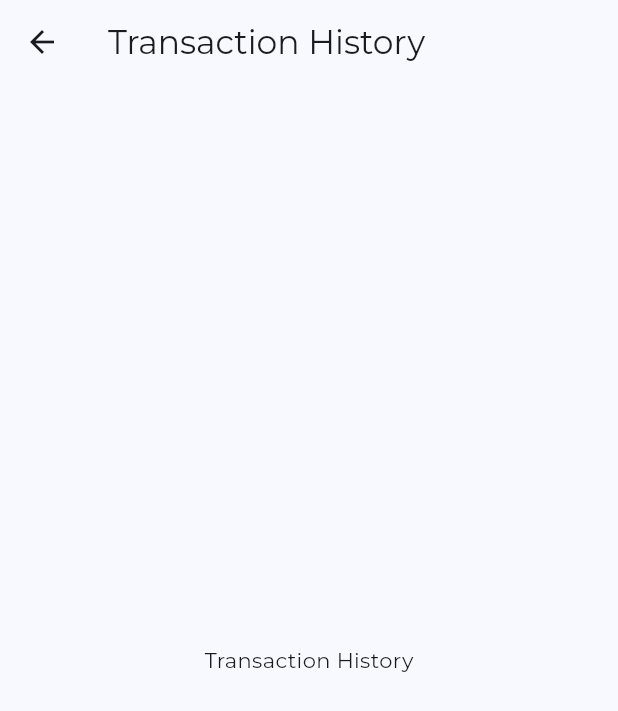
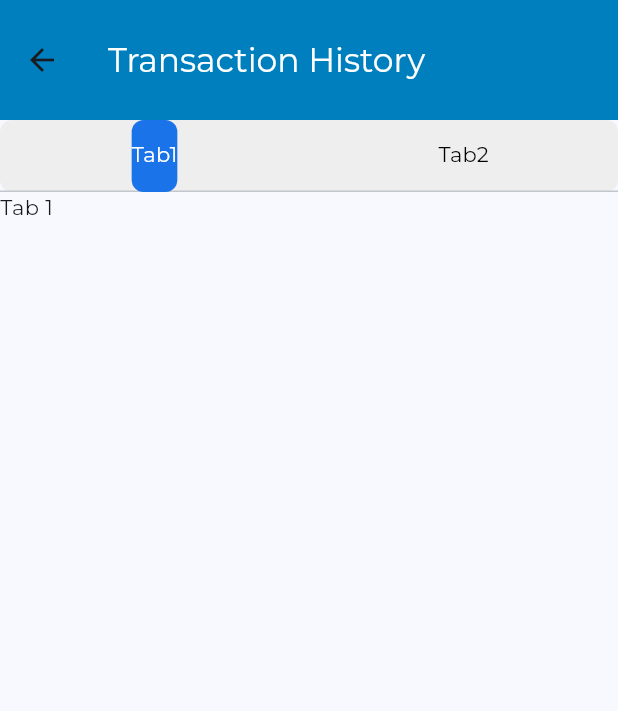
Before and after one commit to fadliaziz21/mybank_app, a Flutter app: the TransactionHistoryPage screen opened directly, on a phone screen of 412 x 824 dp. Shown: the top 711 px of the screen. Run offline on Flutter 3.47's test engine with Material 2 defaults, Android fonts, the phone set to English and light mode, and no system bars; our stand-ins replace smooth_page_indicator.

Commit message:
create transaction history page

```diff
--- a/lib/features/transaction_history/transaction_history_screen.dart
+++ b/lib/features/transaction_history/transaction_history_screen.dart
@@ -1,4 +1,5 @@
 import 'package:flutter/material.dart';
+import 'package:mybank_app/constans/colors.dart';
 
 class TransactionHistoryPage extends StatefulWidget {
   const TransactionHistoryPage({super.key});
@@ -7,15 +8,86 @@ class TransactionHistoryPage extends StatefulWidget {
   State<TransactionHistoryPage> createState() => _TransactionHistoryPageState();
 }
 
-class _TransactionHistoryPageState extends State<TransactionHistoryPage> {
+class _TransactionHistoryPageState extends State<TransactionHistoryPage>
+    with SingleTickerProviderStateMixin {
+  late TabController _tabController;
+
+  final _selectedColor = Color(0xff1a73e8);
+  final _unselectedColor = Color(0xff5f6368);
+  final _tabs = [
+    Tab(text: 'Tab1'),
+    Tab(text: 'Tab2'),
+  ];
+
+  @override
+  void initState() {
+    _tabController = TabController(length: 3, vsync: this);
+    super.initState();
+  }
+
+  @override
+  void dispose() {
+    super.dispose();
+    _tabController.dispose();
+  }
+
   @override
   Widget build(BuildContext context) {
-    return Scaffold(
-      appBar: AppBar(
-        title: const Text('Transaction History'),
+    return DefaultTabController(
+      length: 2,
+      initialIndex: 0,
+      child: Scaffold(
+        appBar: PreferredSize(
+          child: _buildAppBar(),
+          preferredSize: Size.fromHeight(80.0),
+        ),
+        body: Center(
+          child: SafeArea(
+            // child: Text("Transaction History"),
+            child: Column(
+              children: [
+                Container(
+                  height: kToolbarHeight - 8.0,
+                  decoration: BoxDecoration(
+                    color: Colors.grey.shade200,
+                    borderRadius: BorderRadius.circular(8.0),
+                  ),
+                  child: TabBar(
+                    controller: _tabController,
+                    indicator: BoxDecoration(
+                        borderRadius: BorderRadius.circular(8.0),
+                        color: _selectedColor),
+                    labelColor: Colors.white,
+                    unselectedLabelColor: Colors.black,
+                    tabs: _tabs,
+                  ),
+                ),
+                Expanded(
+                  child: TabBarView(
+                    children: [
+                      Text(
+                        'Tab 1',
+                      ),
+                      Text('Tab 2'),
+                    ],
+                  ),
+                ),
+              ],
+            ),
+          ),
+        ),
       ),
-      body: Center(
-        child: Text("Transaction History"),
+    );
+  }
+
+  Widget _buildAppBar() {
+    return AppBar(
+      backgroundColor: AppColors.primaryColor,
+      shadowColor: AppColors.secondaryColor,
+      toolbarHeight: 80.0,
+      title: const Text(
+        'Transaction History',
+        style: TextStyle(color: Colors.white),
       ),
     );
   }
--- a/lib/main.dart
+++ b/lib/main.dart
@@ -4,6 +4,7 @@ import 'package:mybank_app/constans/font_family.dart';
 import 'package:mybank_app/features/dashboard/dashboard_screen.dart';
 import 'package:mybank_app/features/onboarding/onboarding_screen.dart';
 import 'package:mybank_app/features/pin/pin_screen.dart';
+import 'package:mybank_app/features/transaction_history/transaction_history_screen.dart';
 
 void main() {
   runApp(const MyApp());
@@ -25,7 +26,8 @@ class MyApp extends StatelessWidget {
       // home: const MyHomePage(title: 'Flutter Demo Home Page'),
       // home: const OnBoardingPage(),
       // home: const PinPage(),
-      home: const DashboardPage(),
+      // home: const DashboardPage(),
+      home: const TransactionHistoryPage(),
     );
   }
 }
```
